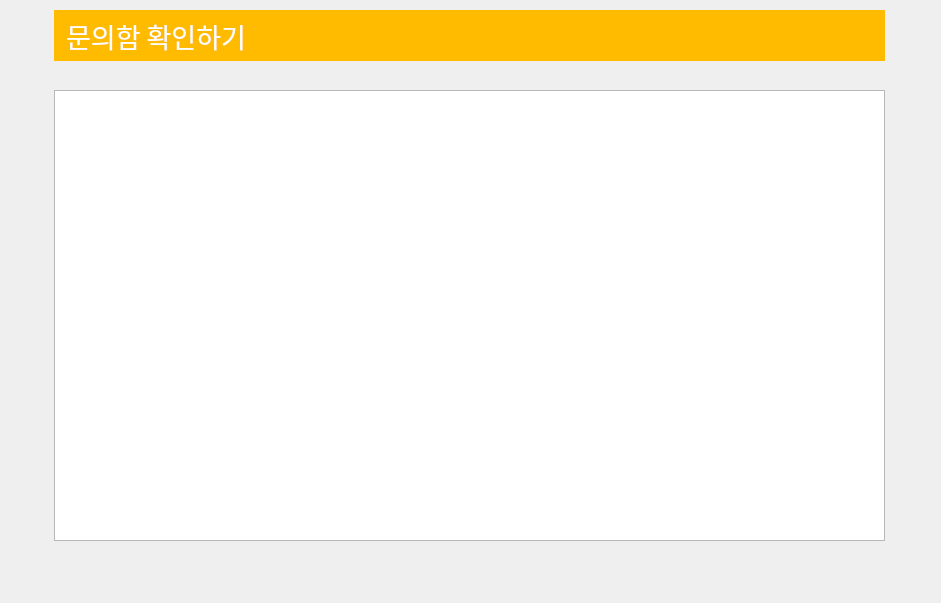
Qt form snack_bar.ui (jungyeonwoo265/snack_bar) before a commit.
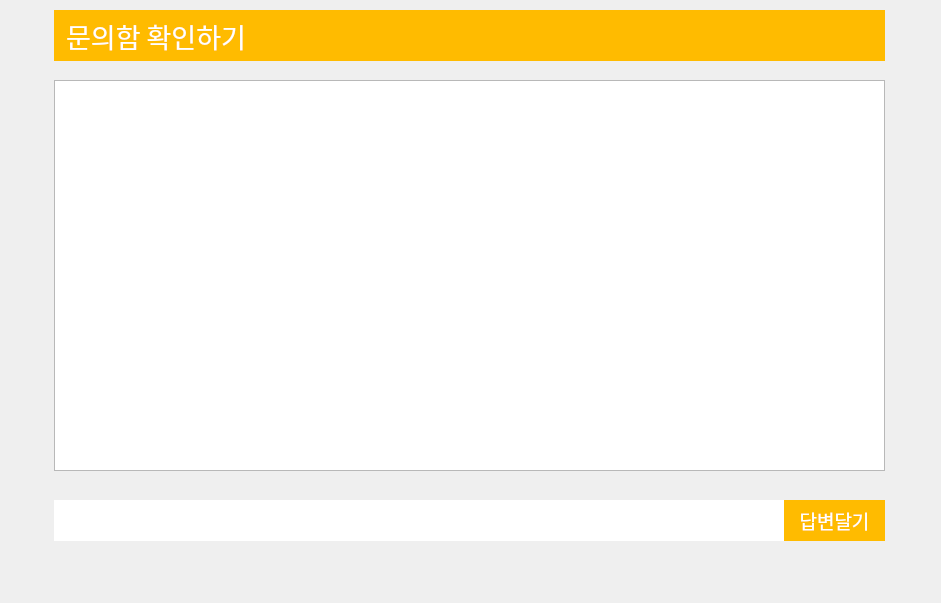
The same form after that commit. The open tabs and pages were chosen to show the change. Icons and pictures are not drawn.

Commit message: 테이블위젯 수정

Diff of the .ui file:
```diff
--- a/snack_bar.ui
+++ b/snack_bar.ui
@@ -1859,16 +1859,56 @@
       <string>  문의함 확인하기</string>
      </property>
     </widget>
-    <widget class="QListView" name="listView">
+    <widget class="QTableWidget" name="tableWidget">
      <property name="geometry">
       <rect>
        <x>40</x>
-       <y>80</y>
+       <y>70</y>
        <width>831</width>
-       <height>451</height>
+       <height>391</height>
       </rect>
      </property>
     </widget>
+    <widget class="QLineEdit" name="lineEdit_3">
+     <property name="geometry">
+      <rect>
+       <x>40</x>
+       <y>490</y>
+       <width>731</width>
+       <height>41</height>
+      </rect>
+     </property>
+     <property name="styleSheet">
+      <string notr="true">border-style: solid;
+</string>
+     </property>
+    </widget>
+    <widget class="QPushButton" name="manager_sales_2">
+     <property name="geometry">
+      <rect>
+       <x>770</x>
+       <y>490</y>
+       <width>101</width>
+       <height>41</height>
+      </rect>
+     </property>
+     <property name="font">
+      <font>
+       <family>경기천년바탕 Bold</family>
+       <pointsize>14</pointsize>
+      </font>
+     </property>
+     <property name="styleSheet">
+      <string notr="true">background-color:rgb(255,187,0);
+color:white;
+border-style: solid;
+
+</string>
+     </property>
+     <property name="text">
+      <string>답변달기</string>
+     </property>
+    </widget>
    </widget>
   </widget>
  </widget>
```
Left out of the diff: 26 changed lines with no effect on the pictures.
